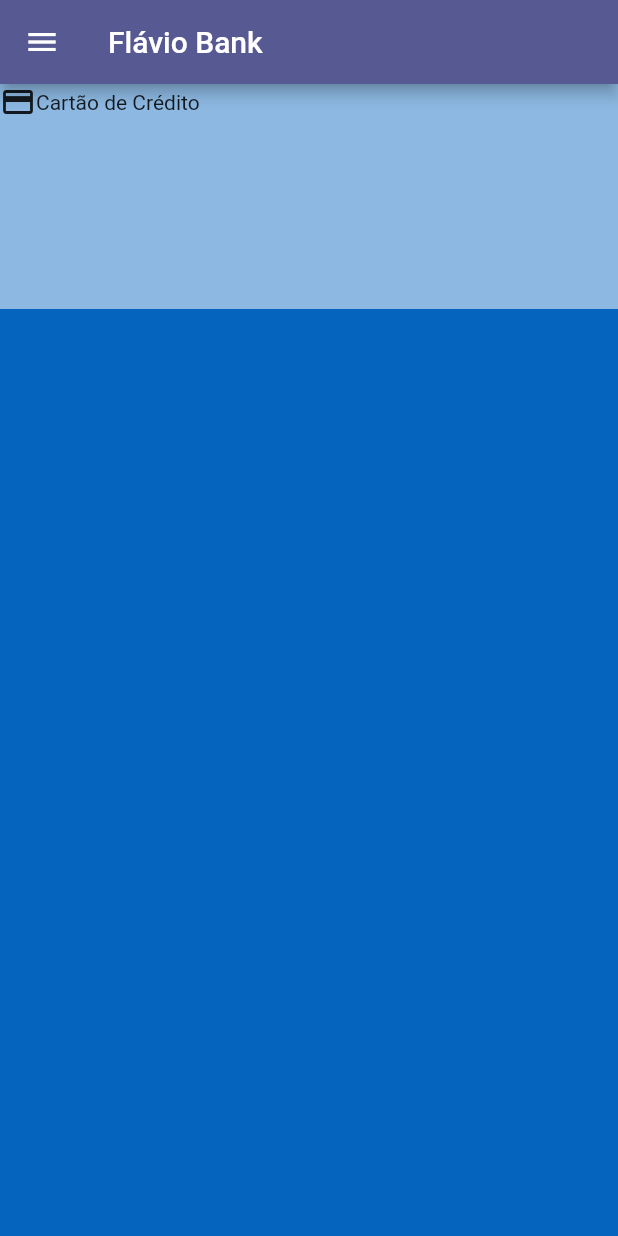
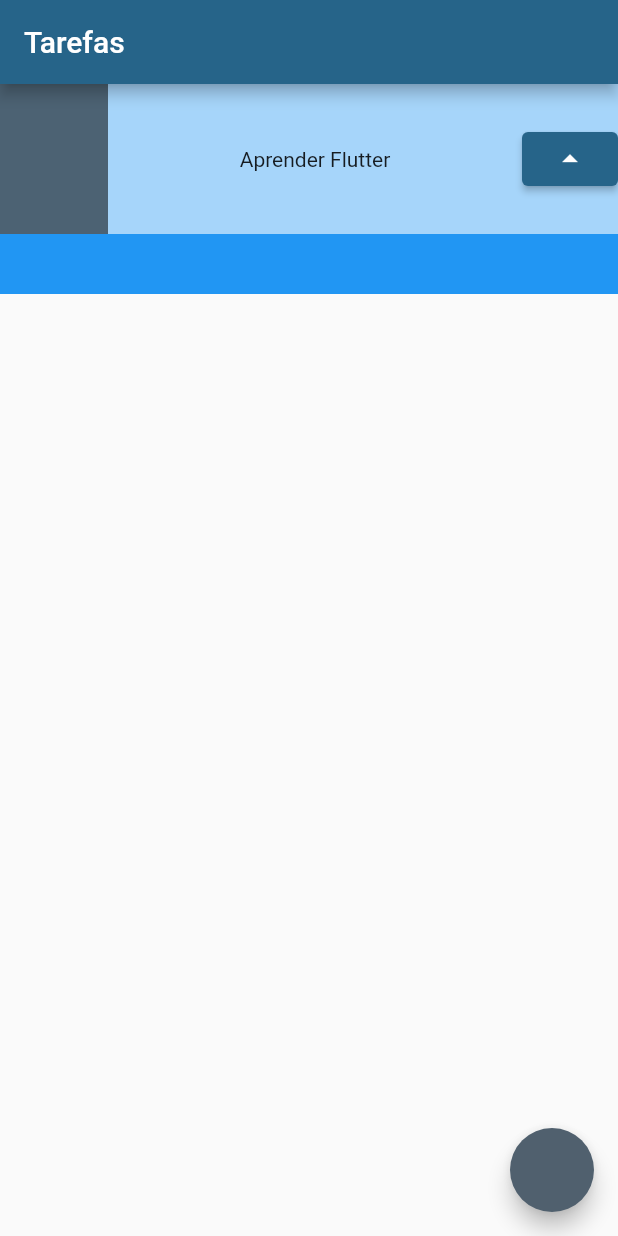
Before and after one commit to marquesflavio/projeto_flutter, a Flutter app: the screen it shows after launch, on a phone screen of 412 x 824 dp. Run offline on Flutter 3.47's test engine with Material 2 defaults, Android fonts, the phone set to English and light mode, and no system bars.

Commit message:
Reestruturando o projeto para um to do list

```diff
--- a/lib/main.dart
+++ b/lib/main.dart
@@ -1,5 +1,5 @@
 import 'package:flutter/material.dart';
-import 'package:flutter_application_1/src/app_page.dart';
+import 'package:flutter_application_1/src/app/app_page.dart';
 
 void main() {
   runApp(const MyApp());
--- a/lib/src/app_page.dart
+++ b/lib/src/app/app_page.dart
@@ -1,7 +1,7 @@
 
 
 import 'package:flutter/material.dart';
-import 'package:flutter_application_1/src/home_page.dart';
+import 'package:flutter_application_1/src/app/pages/home.dart';
 
 class MyApp extends StatelessWidget {
   const MyApp({super.key});
@@ -12,7 +12,7 @@ class MyApp extends StatelessWidget {
       debugShowCheckedModeBanner: false,
       title: 'Flutter Demo',
       theme: ThemeData(
-        colorScheme: ColorScheme.fromSeed(seedColor: const Color.fromARGB(255, 104, 105, 151)),
+        colorScheme: ColorScheme.fromSeed(seedColor: const Color.fromARGB(255, 104, 130, 151),),
       ),
       home: const HomePage(),
     );
--- /dev/null
+++ b/lib/src/app/pages/home.dart
@@ -0,0 +1,40 @@
+import 'package:flutter/material.dart';
+
+class HomePage extends StatelessWidget {
+  const HomePage({super.key});
+
+  @override
+  Widget build(BuildContext context) {
+    return Scaffold(
+      appBar: AppBar(
+        title: const Text('Tarefas'),
+      ),
+      body: Container(
+        child: Stack(children: [
+          Container(
+            height: 140,
+            color: Colors.blue,
+          ),
+          Container(
+            height: 100,
+            color: Colors.white60,
+            child: Row(
+              mainAxisAlignment: MainAxisAlignment.spaceBetween,
+              children: [
+                Container(
+                  color: Colors.black54,
+                  width: 72,
+                  height: 100,
+                ),
+                const Text('Aprender Flutter'),
+                ElevatedButton(
+                    onPressed: () {}, child: const Icon(Icons.arrow_drop_up))
+              ],
+            ),
+          ),
+        ]),
+      ),
+      floatingActionButton: FloatingActionButton(onPressed: () {}),
+    );
+  }
+}
--- a/lib/src/home_page.dart
+++ /dev/null
@@ -1,81 +0,0 @@
-import 'package:flutter/material.dart';
-import 'package:flutter_application_1/src/drawer_widget.dart';
-
-class HomePage extends StatelessWidget {
-  const HomePage({super.key});
-
-  @override
-  Widget build(BuildContext context) {
-    return  Scaffold(
-      appBar: AppBar(
-        title: const Text('Flávio Bank'),
-      ),
-      body: Container(
-        color: const Color.fromARGB(255, 5, 101, 190),
-        child: Column(
-          children: [
-            Container(
-              width: MediaQuery.of(context).size.width,
-              height: 150,
-              color: Colors.white54,
-              child: const Column(
-                children: [
-                  Row(
-                    children: [
-                      Icon(Icons.credit_card),
-                      Text('Cartão de Crédito',
-                      style: TextStyle(),)
-                    ],
-                  ),
-                ],
-              ),
-            ),
-          ],
-        ),
-      ),
-
-      drawer: Drawer(
-        child: ListView(
-          padding: EdgeInsets.zero,
-          children: <Widget>[
-            // UserAccountsDrawerHeader(
-            //   accountEmail: Text("user@mail.com"),
-            //   accountName: Text("Seu zé"),
-            //   currentAccountPicture: CircleAvatar(
-            //     child: Text("SZ"),
-            //   ),
-
-            // ),
-            ListTile(
-              leading: const Icon(Icons.person),
-              title: const Text("Minha conta"),
-              trailing: const Icon(Icons.abc),
-              onTap: () {
-                Navigator.pop(context);
-                //Navegar para outra página
-              },
-            ),
-
-            ListTile(
-              leading: Icon(Icons.shopping_basket),
-              title: Text("Meus pedidos"),
-              onTap: () {
-                Navigator.pop(context);
-                //Navegar para outra página
-
-              },
-            ),
-            ListTile(
-              leading: Icon(Icons.favorite),
-              title: Text("Favoritos"),
-              onTap: () {
-                Navigator.pop(context);
-                //Navegar para outra página
-              },
-            ),
-          ],
-        ),),
-
-
-    );
-  }}
```
Also changed, not shown: lib/src/drawer_widget.dart (deleted, +0 -48 lines), lib/src/pag_login.dart (deleted, +0 -52 lines), lib/src/radio.dart (deleted, +0 -73 lines), lib/src/radio2.dart (deleted, +0 -74 lines).
